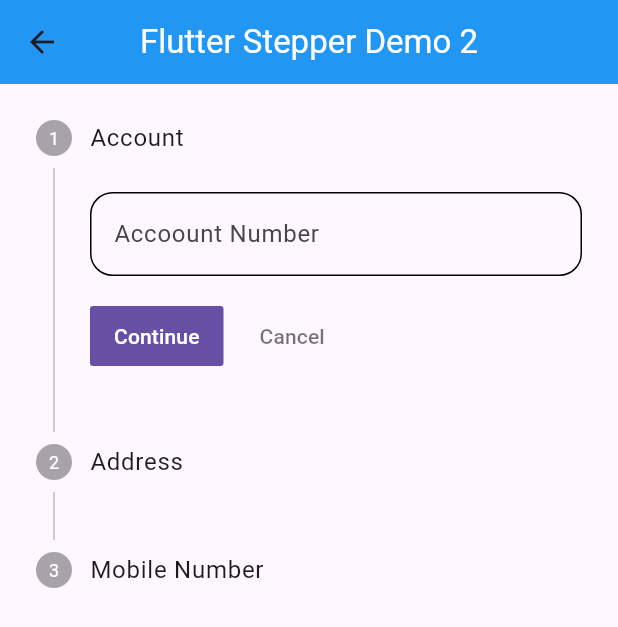
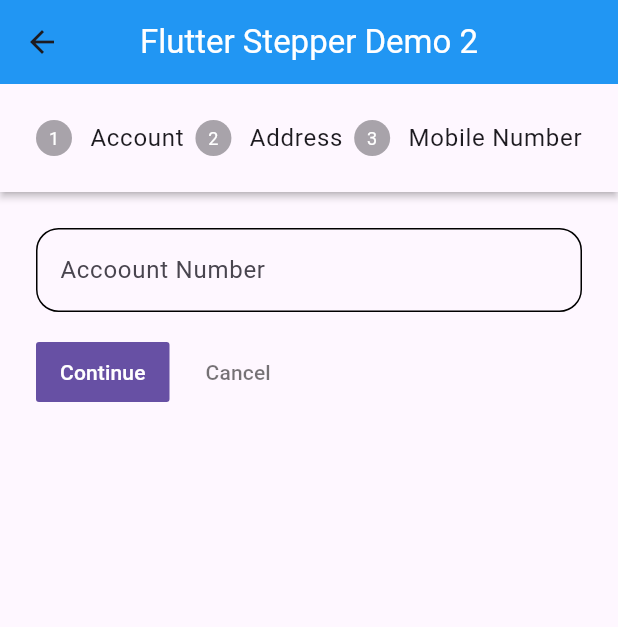
Before and after one commit to harshdusane2103/Adv_Flutter_Ch_First, a Flutter app: the stephorscreen screen opened by its route, on a phone screen of 412 x 824 dp. Shown: the top 627 px of the screen. Run offline on Flutter 3.47's test engine with Material 3 defaults, Android fonts, the phone set to English and light mode, and no system bars.

Commit message:
9/7/2024

```diff
--- a/lib/Stepper/stepper_eaxple_horizontal.dart
+++ b/lib/Stepper/stepper_eaxple_horizontal.dart
@@ -38,12 +38,8 @@ class _stephorscreenState extends State<stephorscreen> {
           style: TextStyle(color: Colors.white),
         ),
       ),
-      body: SingleChildScrollView(
-
-        child: Column(
-          children: [
-            Stepper(
-              // type: StepperType.horizontal,
+      body: Stepper(
+        type: StepperType.horizontal,
           currentStep:currntStep ,
 
           onStepContinue: continueStep,
@@ -100,10 +96,7 @@ class _stephorscreenState extends State<stephorscreen> {
                   label: Text('Moblie Number'),
                 ),),
               ),
-                ])
-          ],
-        ),
-      ),
+          ]),
 
     );
   }
```
Also changed, not shown: img2.png (added). Lines whose indentation alone changed are shown as unchanged.
